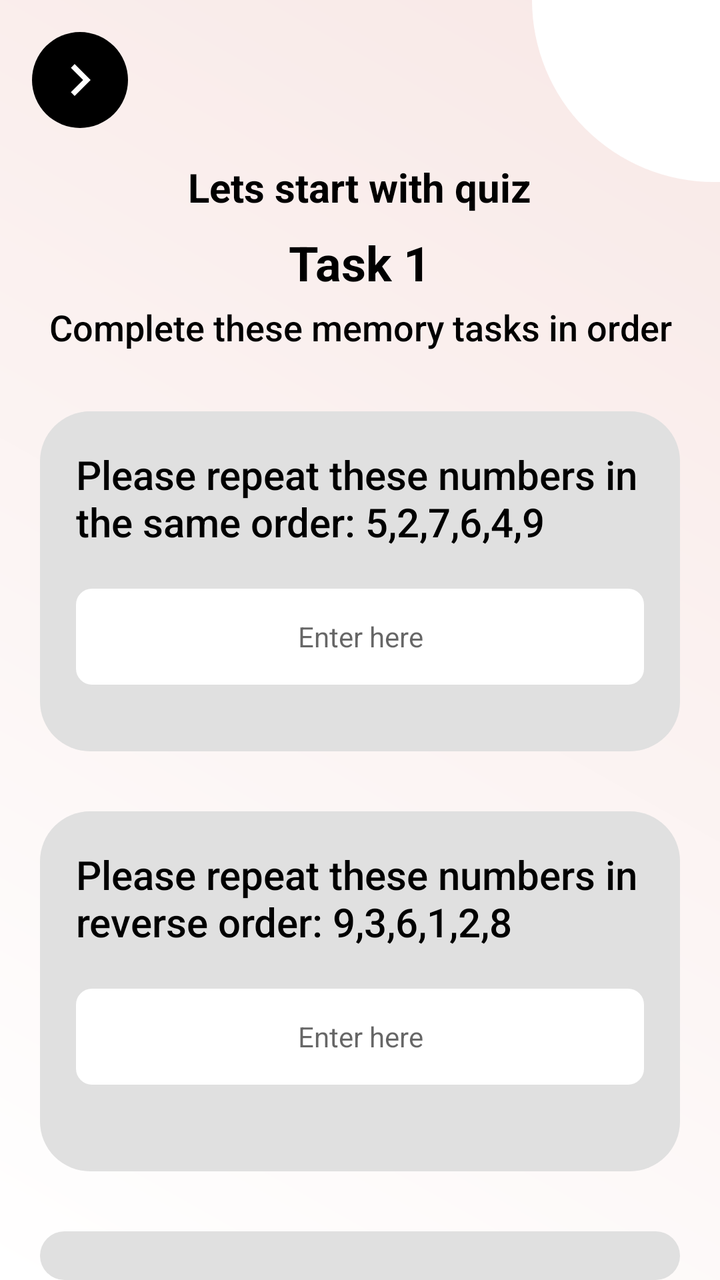
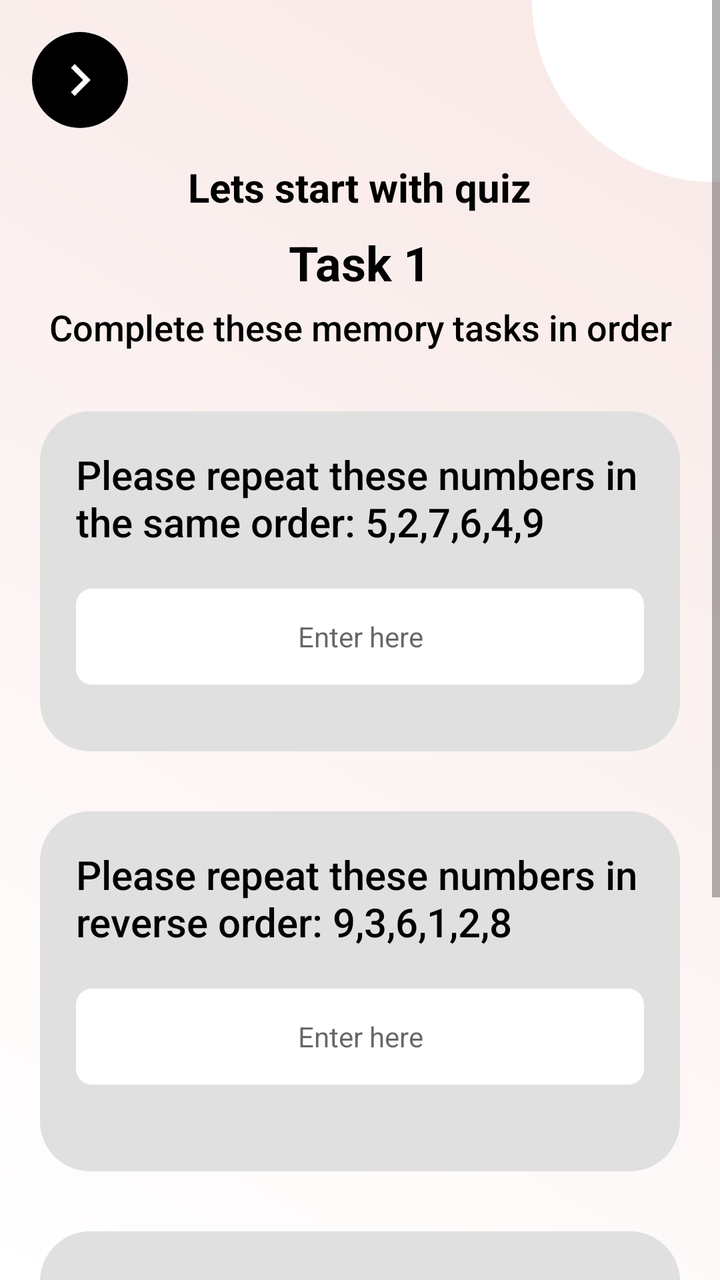

The first picture is an Android layout as it rendered before a commit; the second is the same layout after the commit. The layout source and the unified diff follow.
<!-- AndroidManifest.xml: application theme Theme.CogniSync -->
<!-- res/layout/activity_task1.xml -->
<?xml version="1.0" encoding="utf-8"?>
<RelativeLayout xmlns:android="http://schemas.android.com/apk/res/android"
    xmlns:tools="http://schemas.android.com/tools"
    android:layout_width="match_parent"
    android:layout_height="match_parent"
    android:background="@drawable/background_gradient"
    tools:context=".Task1Activity">

    
    <View
        android:id="@+id/topRightCircle"
        android:layout_width="94dp"
        android:layout_height="91dp"
        android:layout_alignParentTop="true"
        android:layout_alignParentEnd="true"
        android:background="@drawable/top_right_circle" />

    
    <ImageButton
        android:id="@+id/btnBack"
        android:layout_width="48dp"
        android:layout_height="48dp"
        android:layout_margin="16dp"
        android:background="@drawable/circle_bg"
        android:src="@drawable/ic_arrow_back"
        android:scaleType="centerInside"
        android:contentDescription="@string/back_button" />

    
    <TextView
        android:id="@+id/titleText"
        android:layout_width="wrap_content"
        android:layout_height="wrap_content"
        android:layout_centerHorizontal="true"
        android:layout_marginTop="80dp"
        android:text="@string/lets_start_with_quiz"
        android:textSize="20sp"
        android:textStyle="bold"
        android:textColor="#000000"
        android:fontFamily="sans-serif" />

    
    <TextView
        android:id="@+id/taskLabel"
        android:layout_width="wrap_content"
        android:layout_height="wrap_content"
        android:layout_below="@id/titleText"
        android:layout_centerHorizontal="true"
        android:layout_marginTop="8dp"
        android:text="@string/task_1"
        android:textSize="24sp"
        android:textStyle="bold"
        android:textColor="#000000"
        android:fontFamily="sans-serif" />

    
    <TextView
        android:id="@+id/instructionText"
        android:layout_width="332dp"
        android:layout_height="wrap_content"
        android:layout_below="@id/taskLabel"
        android:layout_marginTop="4dp"
        android:fontFamily="sans-serif-medium"
        android:text="@string/memory_instruction"
        android:gravity="center"
        android:layout_centerHorizontal="true"
        android:textColor="#000000"
        android:textSize="18sp" />

    
    <LinearLayout
        android:id="@+id/firstQuestionBox"
        android:layout_width="320dp"
        android:layout_height="170dp"
        android:layout_below="@id/instructionText"
        android:layout_centerHorizontal="true"
        android:layout_marginTop="30dp"
        android:background="@drawable/rounded_grey_bg"
        android:orientation="vertical"
        android:padding="18dp">

        <TextView
            android:layout_width="wrap_content"
            android:layout_height="wrap_content"
            android:text="@string/question_task1_1"
            android:textColor="#000000"
            android:textSize="20sp"
            android:fontFamily="sans-serif-medium" />

        <EditText
            android:id="@+id/firstInput"
            android:layout_marginTop="20dp"
            android:layout_width="match_parent"
            android:layout_height="48dp"
            android:background="@drawable/edittext_bg"
            android:gravity="center"
            android:hint="@string/enter_here"
            android:paddingStart="10dp"
            android:paddingEnd="10dp"
            android:inputType="text"
            android:autofillHints="none"
            android:textColor="#000000"
            android:textSize="14sp"
            android:fontFamily="sans-serif" />
    </LinearLayout>

    
    <LinearLayout
        android:id="@+id/secondQuestionBox"
        android:layout_width="320dp"
        android:layout_height="180dp"
        android:layout_below="@id/firstQuestionBox"
        android:layout_centerHorizontal="true"
        android:layout_marginTop="30dp"
        android:background="@drawable/rounded_grey_bg"
        android:orientation="vertical"
        android:padding="18dp">

        <TextView
            android:layout_width="wrap_content"
            android:layout_height="wrap_content"
            android:text="@string/question_task1_2"
            android:textColor="#000000"
            android:textSize="20sp"
            android:fontFamily="sans-serif-medium" />

        <EditText
            android:id="@+id/secondInput"
            android:layout_marginTop="20dp"
            android:layout_width="match_parent"
            android:layout_height="48dp"
            android:background="@drawable/edittext_bg"
            android:gravity="center"
            android:hint="@string/enter_here"
            android:paddingStart="10dp"
            android:paddingEnd="10dp"
            android:inputType="text"
            android:autofillHints="none"
            android:textColor="#000000"
            android:textSize="14sp"
            android:fontFamily="sans-serif" />
    </LinearLayout>

    
    <LinearLayout
        android:id="@+id/thirdQuestionBox"
        android:layout_width="320dp"
        android:layout_height="180dp"
        android:layout_below="@id/secondQuestionBox"
        android:layout_centerHorizontal="true"
        android:layout_marginTop="30dp"
        android:background="@drawable/rounded_grey_bg"
        android:orientation="vertical"
        android:padding="18dp">

        <TextView
            android:layout_width="wrap_content"
            android:layout_height="wrap_content"
            android:text="@string/question_task1_3"
            android:textColor="#000000"
            android:textSize="20sp"
            android:fontFamily="sans-serif-medium" />

        <EditText
            android:id="@+id/thirdInput"
            android:layout_marginTop="20dp"
            android:layout_width="match_parent"
            android:layout_height="48dp"
            android:background="@drawable/edittext_bg"
            android:gravity="center"
            android:hint="@string/enter_here"
            android:paddingStart="10dp"
            android:paddingEnd="10dp"
            android:inputType="text"
            android:autofillHints="none"
            android:textColor="#000000"
            android:textSize="14sp"
            android:fontFamily="sans-serif" />
    </LinearLayout>

    
    <androidx.appcompat.widget.AppCompatButton
        android:id="@+id/btnNext"
        android:layout_width="296dp"
        android:layout_height="67dp"
        android:layout_centerHorizontal="true"
        android:layout_below="@id/thirdQuestionBox"
        android:layout_marginTop="10dp"
        android:layout_marginBottom="40dp"
        android:background="@drawable/btn_bg"
        android:fontFamily="sans-serif-medium"
        android:text="@string/next"
        android:textColor="@android:color/black"
        android:textSize="20sp"
        android:textStyle="bold" />

</RelativeLayout>
<!-- resources referenced by this layout -->
<resources>
  <!-- drawable background_gradient (drawable) -->
  <?xml version="1.0" encoding="utf-8"?>
  <shape xmlns:android="http://schemas.android.com/apk/res/android">
      <gradient
          android:angle="45"
          android:startColor="#Ffffff"
          android:endColor="#F8E8E6"
          android:type="linear" />
  </shape>
  <!-- drawable btn_bg (drawable) -->
  <shape xmlns:android="http://schemas.android.com/apk/res/android"
      android:shape="rectangle">
      <solid android:color="#B9BDBF"/>
      <corners android:radius="35dp"/>
  </shape>
  <!-- drawable circle_bg (drawable) -->
  <?xml version="1.0" encoding="utf-8"?>
  <shape xmlns:android="http://schemas.android.com/apk/res/android"
      android:shape="oval">
  
      
      <solid android:color="#000000"/>   
  
      
      <stroke
          android:width="0dp"
          android:color="#CCCCCC"/>       
  
      
  </shape>
  <!-- drawable ic_arrow_back (drawable) -->
  <vector xmlns:android="http://schemas.android.com/apk/res/android"
      android:width="32dp"
      android:height="32dp"
      android:viewportWidth="32"
      android:viewportHeight="32">
      <path
          android:fillColor="#ffffff"
          android:pathData="M11.45 22.12L17.56 16l-6.1-6.12L13.32 8l8 8-8 8-1.88-1.88Z"/>
  </vector>
  <!-- drawable rounded_grey_bg (drawable) -->
  <?xml version="1.0" encoding="utf-8"?>
  <shape xmlns:android="http://schemas.android.com/apk/res/android"
      android:shape="rectangle">
  
      
      <solid android:color="#E0E0E0" />
  
      
      <corners android:radius="25dp" />
  
  </shape>
  <!-- drawable top_right_circle (drawable) -->
  <shape xmlns:android="http://schemas.android.com/apk/res/android"
      android:shape="rectangle">
  
      
      <solid android:color="#FFFFFF" />
  
      
      <corners
          android:bottomLeftRadius="180dp"
          android:topLeftRadius="0dp"
          android:topRightRadius="0dp"
          android:bottomRightRadius="0dp" />
  
      
      <size
          android:width="120dp"
          android:height="120dp" />
  </shape>
  <string name="back_button">Back Button</string>
  <string name="enter_here">Enter here</string>
  <string name="lets_start_with_quiz">Lets start with quiz</string>
  <string name="memory_instruction">Complete these memory tasks in order</string>
  <string name="next">Next</string>
  <string name="question_task1_1">Please repeat these numbers in the same order: 5,2,7,6,4,9</string>
  <string name="question_task1_2">Please repeat these numbers in reverse order: 9,3,6,1,2,8</string>
  <string name="question_task1_3">Please repeat these words in the same order: apple, train, mirror, cloud, lemon.</string>
  <string name="task_1">Task 1</string>
  <style name="Theme.CogniSync" parent="Theme.MaterialComponents.DayNight.DarkActionBar">
          
          <item name="colorPrimary">@color/purple_500</item>
          <item name="colorPrimaryVariant">@color/purple_700</item>
          <item name="colorOnPrimary">@color/white</item>
          
          <item name="colorSecondary">@color/teal_200</item>
          <item name="colorSecondaryVariant">@color/teal_700</item>
          <item name="colorOnSecondary">@color/black</item>
          
          <item name="android:statusBarColor">?attr/colorPrimaryVariant</item>
          
      </style>
  <color name="purple_500">#FF6200EE</color>
  <color name="purple_700">#FF3700B3</color>
  <color name="white">#FFFFFFFF</color>
  <color name="teal_200">#FF03DAC5</color>
  <color name="teal_700">#FF018786</color>
  <color name="black">#FF000000</color>
  <!-- unchanged entries left out for length: 1 -->
</resources>

<!-- the commit's change to res/layout/activity_task1.xml (unified diff, before → after) -->
@@ -1,197 +1,203 @@
 <?xml version="1.0" encoding="utf-8"?>
-<RelativeLayout xmlns:android="http://schemas.android.com/apk/res/android"
+<ScrollView
+    xmlns:android="http://schemas.android.com/apk/res/android"
     xmlns:tools="http://schemas.android.com/tools"
     android:layout_width="match_parent"
     android:layout_height="match_parent"
     android:background="@drawable/background_gradient"
     tools:context=".Task1Activity">
 
-    
-    <View
-        android:id="@+id/topRightCircle"
-        android:layout_width="94dp"
-        android:layout_height="91dp"
-        android:layout_alignParentTop="true"
-        android:layout_alignParentEnd="true"
-        android:background="@drawable/top_right_circle" />
-
-    
-    <ImageButton
-        android:id="@+id/btnBack"
-        android:layout_width="48dp"
-        android:layout_height="48dp"
-        android:layout_margin="16dp"
-        android:background="@drawable/circle_bg"
-        android:src="@drawable/ic_arrow_back"
-        android:scaleType="centerInside"
-        android:contentDescription="@string/back_button" />
-
-    
-    <TextView
-        android:id="@+id/titleText"
-        android:layout_width="wrap_content"
-        android:layout_height="wrap_content"
-        android:layout_centerHorizontal="true"
-        android:layout_marginTop="80dp"
-        android:text="@string/lets_start_with_quiz"
-        android:textSize="20sp"
-        android:textStyle="bold"
-        android:textColor="#000000"
-        android:fontFamily="sans-serif" />
-
-    
-    <TextView
-        android:id="@+id/taskLabel"
-        android:layout_width="wrap_content"
-        android:layout_height="wrap_content"
-        android:layout_below="@id/titleText"
-        android:layout_centerHorizontal="true"
-        android:layout_marginTop="8dp"
-        android:text="@string/task_1"
-        android:textSize="24sp"
-        android:textStyle="bold"
-        android:textColor="#000000"
-        android:fontFamily="sans-serif" />
-
-    
-    <TextView
-        android:id="@+id/instructionText"
-        android:layout_width="332dp"
-        android:layout_height="wrap_content"
-        android:layout_below="@id/taskLabel"
-        android:layout_marginTop="4dp"
-        android:fontFamily="sans-serif-medium"
-        android:text="@string/memory_instruction"
-        android:gravity="center"
-        android:layout_centerHorizontal="true"
-        android:textColor="#000000"
-        android:textSize="18sp" />
-
-    
-    <LinearLayout
-        android:id="@+id/firstQuestionBox"
-        android:layout_width="320dp"
-        android:layout_height="170dp"
-        android:layout_below="@id/instructionText"
-        android:layout_centerHorizontal="true"
-        android:layout_marginTop="30dp"
-        android:background="@drawable/rounded_grey_bg"
-        android:orientation="vertical"
-        android:padding="18dp">
-
+    <RelativeLayout
+        android:layout_width="match_parent"
+        android:layout_height="wrap_content">
+
+        
+        <View
+            android:id="@+id/topRightCircle"
+            android:layout_width="94dp"
+            android:layout_height="91dp"
+            android:layout_alignParentTop="true"
+            android:layout_alignParentEnd="true"
+            android:background="@drawable/top_right_circle" />
+
+        
+        <ImageButton
+            android:id="@+id/btnBack"
+            android:layout_width="48dp"
+            android:layout_height="48dp"
+            android:layout_margin="16dp"
+            android:background="@drawable/circle_bg"
+            android:src="@drawable/ic_arrow_back"
+            android:scaleType="centerInside"
+            android:contentDescription="@string/back_button" />
+
+        
         <TextView
+            android:id="@+id/titleText"
             android:layout_width="wrap_content"
             android:layout_height="wrap_content"
-            android:text="@string/question_task1_1"
+            android:layout_centerHorizontal="true"
+            android:layout_marginTop="80dp"
+            android:text="@string/lets_start_with_quiz"
+            android:textSize="20sp"
+            android:textStyle="bold"
             android:textColor="#000000"
-            android:textSize="20sp"
-            android:fontFamily="sans-serif-medium" />
-
-        <EditText
-            android:id="@+id/firstInput"
-            android:layout_marginTop="20dp"
-            android:layout_width="match_parent"
-            android:layout_height="48dp"
-            android:background="@drawable/edittext_bg"
-            android:gravity="center"
-            android:hint="@string/enter_here"
-            android:paddingStart="10dp"
-            android:paddingEnd="10dp"
-            android:inputType="text"
-            android:autofillHints="none"
-            android:textColor="#000000"
-            android:textSize="14sp"
             android:fontFamily="sans-serif" />
-    </LinearLayout>
-
-    
-    <LinearLayout
-        android:id="@+id/secondQuestionBox"
-        android:layout_width="320dp"
-        android:layout_height="180dp"
-        android:layout_below="@id/firstQuestionBox"
-        android:layout_centerHorizontal="true"
-        android:layout_marginTop="30dp"
-        android:background="@drawable/rounded_grey_bg"
-        android:orientation="vertical"
-        android:padding="18dp">
-
+
+        
         <TextView
+            android:id="@+id/taskLabel"
             android:layout_width="wrap_content"
             android:layout_height="wrap_content"
-            android:text="@string/question_task1_2"
+            android:layout_below="@id/titleText"
+            android:layout_centerHorizontal="true"
+            android:layout_marginTop="8dp"
+            android:text="@string/task_1"
+            android:textSize="24sp"
+            android:textStyle="bold"
             android:textColor="#000000"
+            android:fontFamily="sans-serif" />
+
+        
+        <TextView
+            android:id="@+id/instructionText"
+            android:layout_width="332dp"
+            android:layout_height="wrap_content"
+            android:layout_below="@id/taskLabel"
+            android:layout_marginTop="4dp"
+            android:fontFamily="sans-serif-medium"
+            android:text="@string/memory_instruction"
+            android:gravity="center"
+            android:layout_centerHorizontal="true"
+            android:textColor="#000000"
+            android:textSize="18sp" />
+
+        
+        <LinearLayout
+            android:id="@+id/firstQuestionBox"
+            android:layout_width="320dp"
+            android:layout_height="170dp"
+            android:layout_below="@id/instructionText"
+            android:layout_centerHorizontal="true"
+            android:layout_marginTop="30dp"
+            android:background="@drawable/rounded_grey_bg"
+            android:orientation="vertical"
+            android:padding="18dp">
+
+            <TextView
+                android:layout_width="wrap_content"
+                android:layout_height="wrap_content"
+                android:text="@string/question_task1_1"
+                android:textColor="#000000"
+                android:textSize="20sp"
+                android:fontFamily="sans-serif-medium" />
+
+            <EditText
+                android:id="@+id/firstInput"
+                android:layout_marginTop="20dp"
+                android:layout_width="match_parent"
+                android:layout_height="48dp"
+                android:background="@drawable/edittext_bg"
+                android:gravity="center"
+                android:hint="@string/enter_here"
+                android:paddingStart="10dp"
+                android:paddingEnd="10dp"
+                android:inputType="text"
+                android:autofillHints="none"
+                android:textColor="#000000"
+                android:textSize="14sp"
+                android:fontFamily="sans-serif" />
+        </LinearLayout>
+
+        
+        <LinearLayout
+            android:id="@+id/secondQuestionBox"
+            android:layout_width="320dp"
+            android:layout_height="180dp"
+            android:layout_below="@id/firstQuestionBox"
+            android:layout_centerHorizontal="true"
+            android:layout_marginTop="30dp"
+            android:background="@drawable/rounded_grey_bg"
+            android:orientation="vertical"
+            android:padding="18dp">
+
+            <TextView
+                android:layout_width="wrap_content"
+                android:layout_height="wrap_content"
+                android:text="@string/question_task1_2"
+                android:textColor="#000000"
+                android:textSize="20sp"
+                android:fontFamily="sans-serif-medium" />
+
+            <EditText
+                android:id="@+id/secondInput"
+                android:layout_marginTop="20dp"
+                android:layout_width="match_parent"
+                android:layout_height="48dp"
+                android:background="@drawable/edittext_bg"
+                android:gravity="center"
+                android:hint="@string/enter_here"
+                android:paddingStart="10dp"
+                android:paddingEnd="10dp"
+                android:inputType="text"
+                android:autofillHints="none"
+                android:textColor="#000000"
+                android:textSize="14sp"
+                android:fontFamily="sans-serif" />
+        </LinearLayout>
+
+        
+        <LinearLayout
+            android:id="@+id/thirdQuestionBox"
+            android:layout_width="320dp"
+            android:layout_height="180dp"
+            android:layout_below="@id/secondQuestionBox"
+            android:layout_centerHorizontal="true"
+            android:layout_marginTop="30dp"
+            android:background="@drawable/rounded_grey_bg"
+            android:orientation="vertical"
+            android:padding="18dp">
+
+            <TextView
+                android:layout_width="wrap_content"
+                android:layout_height="wrap_content"
+                android:text="@string/question_task1_3"
+                android:textColor="#000000"
+                android:textSize="20sp"
+                android:fontFamily="sans-serif-medium" />
+
+            <EditText
+                android:id="@+id/thirdInput"
+                android:layout_marginTop="20dp"
+                android:layout_width="match_parent"
+                android:layout_height="48dp"
+                android:background="@drawable/edittext_bg"
+                android:gravity="center"
+                android:hint="@string/enter_here"
+                android:paddingStart="10dp"
+                android:paddingEnd="10dp"
+                android:inputType="text"
+                android:autofillHints="none"
+                android:textColor="#000000"
+                android:textSize="14sp"
+                android:fontFamily="sans-serif" />
+        </LinearLayout>
+
+        
+        <androidx.appcompat.widget.AppCompatButton
+            android:id="@+id/btnNext"
+            android:layout_width="296dp"
+            android:layout_height="67dp"
+            android:layout_centerHorizontal="true"
+            android:layout_below="@id/thirdQuestionBox"
+            android:layout_marginTop="10dp"
+            android:layout_marginBottom="40dp"
+            android:background="@drawable/btn_bg"
+            android:fontFamily="sans-serif-medium"
+            android:text="@string/next"
+            android:textColor="@android:color/black"
             android:textSize="20sp"
-            android:fontFamily="sans-serif-medium" />
-
-        <EditText
-            android:id="@+id/secondInput"
-            android:layout_marginTop="20dp"
-            android:layout_width="match_parent"
-            android:layout_height="48dp"
-            android:background="@drawable/edittext_bg"
-            android:gravity="center"
-            android:hint="@string/enter_here"
-            android:paddingStart="10dp"
-            android:paddingEnd="10dp"
-            android:inputType="text"
-            android:autofillHints="none"
-            android:textColor="#000000"
-            android:textSize="14sp"
-            android:fontFamily="sans-serif" />
-    </LinearLayout>
-
-    
-    <LinearLayout
-        android:id="@+id/thirdQuestionBox"
-        android:layout_width="320dp"
-        android:layout_height="180dp"
-        android:layout_below="@id/secondQuestionBox"
-        android:layout_centerHorizontal="true"
-        android:layout_marginTop="30dp"
-        android:background="@drawable/rounded_grey_bg"
-        android:orientation="vertical"
-        android:padding="18dp">
-
-        <TextView
-            android:layout_width="wrap_content"
-            android:layout_height="wrap_content"
-            android:text="@string/question_task1_3"
-            android:textColor="#000000"
-            android:textSize="20sp"
-            android:fontFamily="sans-serif-medium" />
-
-        <EditText
-            android:id="@+id/thirdInput"
-            android:layout_marginTop="20dp"
-            android:layout_width="match_parent"
-            android:layout_height="48dp"
-            android:background="@drawable/edittext_bg"
-            android:gravity="center"
-            android:hint="@string/enter_here"
-            android:paddingStart="10dp"
-            android:paddingEnd="10dp"
-            android:inputType="text"
-            android:autofillHints="none"
-            android:textColor="#000000"
-            android:textSize="14sp"
-            android:fontFamily="sans-serif" />
-    </LinearLayout>
-
-    
-    <androidx.appcompat.widget.AppCompatButton
-        android:id="@+id/btnNext"
-        android:layout_width="296dp"
-        android:layout_height="67dp"
-        android:layout_centerHorizontal="true"
-        android:layout_below="@id/thirdQuestionBox"
-        android:layout_marginTop="10dp"
-        android:layout_marginBottom="40dp"
-        android:background="@drawable/btn_bg"
-        android:fontFamily="sans-serif-medium"
-        android:text="@string/next"
-        android:textColor="@android:color/black"
-        android:textSize="20sp"
-        android:textStyle="bold" />
-
-</RelativeLayout>
+            android:textStyle="bold" />
+
+    </RelativeLayout>
+</ScrollView>
<!-- resource entries referenced after the edit -->
@@ -71,7 +71,7 @@
           android:width="120dp"
           android:height="120dp" />
   </shape>
-  <string name="back_button">Back Button</string>
+  <string name="back_button">Back</string>
   <string name="enter_here">Enter here</string>
   <string name="lets_start_with_quiz">Lets start with quiz</string>
   <string name="memory_instruction">Complete these memory tasks in order</string>
